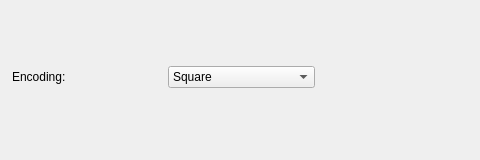
Above: source/leveltabframewidget.ui from pionere/d1-graphics-tool before the change. Below: the same form after it.
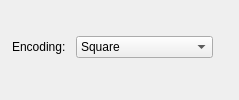
That is the form after the change.

Diff of the .ui file:
```diff
--- a/source/leveltabframewidget.ui
+++ b/source/leveltabframewidget.ui
@@ -2,20 +2,6 @@
 <ui version="4.0">
  <class>LevelTabFrameWidget</class>
  <widget class="QWidget" name="LevelTabFrameWidget">
-  <property name="geometry">
-   <rect>
-    <x>0</x>
-    <y>0</y>
-    <width>480</width>
-    <height>160</height>
-   </rect>
-  </property>
-  <property name="sizePolicy">
-   <sizepolicy hsizetype="Minimum" vsizetype="Preferred">
-    <horstretch>0</horstretch>
-    <verstretch>0</verstretch>
-   </sizepolicy>
-  </property>
   <layout class="QVBoxLayout" name="verticalLayout_0">
    <property name="spacing">
     <number>4</number>
```
